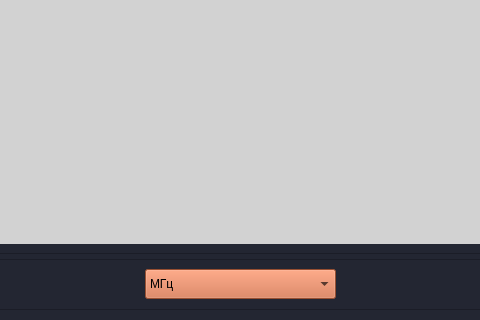
First picture: the form in qt/perehvat.ui, repository Azas1K/pokazuha, before the edit; both pictures show x 169 to 649 and y 571 to 891 of the 837 by 891 pixel window.
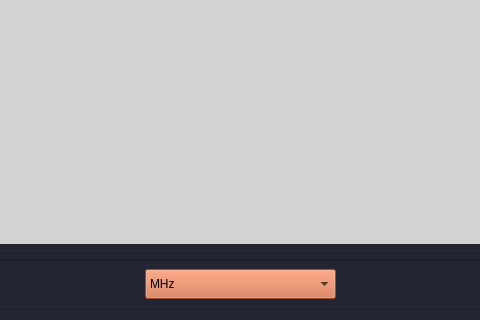
Second picture: the form after the edit.

```diff
--- a/qt/perehvat.ui
+++ b/qt/perehvat.ui
@@ -77,7 +77,7 @@
     </property>
     <item>
      <property name="text">
-      <string>МГц</string>
+      <string>MHz</string>
      </property>
     </item>
     <item>
```
Left out of the diff: 2 changed lines with no effect on the pictures.
